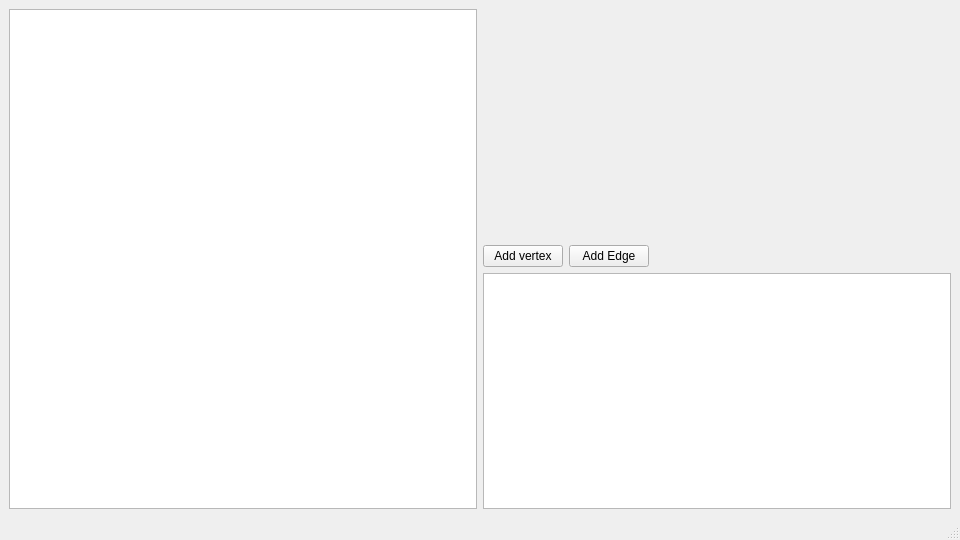
First picture: the form in src/mainwindow.ui, repository Vigiv/GraphConstructor, before the edit.
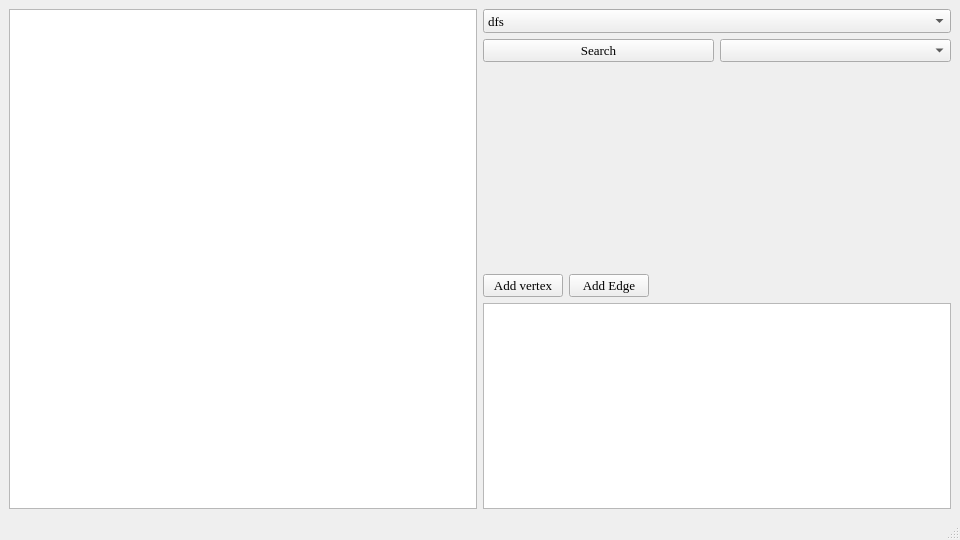
Second picture: the form after the edit.

Commit message: added dfs search

```diff
--- a/src/mainwindow.ui
+++ b/src/mainwindow.ui
@@ -44,11 +44,65 @@
       </item>
       <item>
        <layout class="QVBoxLayout" name="verticalLayout">
+        <item>
+         <widget class="QComboBox" name="searchBox">
+          <property name="minimumSize">
+           <size>
+            <width>0</width>
+            <height>24</height>
+           </size>
+          </property>
+          <property name="font">
+           <font>
+            <family>Times New Roman</family>
+            <pointsize>10</pointsize>
+           </font>
+          </property>
+          <item>
+           <property name="text">
+            <string>dfs</string>
+           </property>
+          </item>
+         </widget>
+        </item>
+        <item>
+         <layout class="QHBoxLayout" name="horizontalLayout_4">
+          <item>
+           <widget class="QPushButton" name="searchBtn">
+            <property name="font">
+             <font>
+              <family>Times New Roman</family>
+              <pointsize>10</pointsize>
+             </font>
+            </property>
+            <property name="text">
+             <string>Search</string>
+            </property>
+           </widget>
+          </item>
+          <item>
+           <widget class="QComboBox" name="vertecesBox">
+            <property name="font">
+             <font>
+              <family>Times New Roman</family>
+              <pointsize>10</pointsize>
+             </font>
+            </property>
+            <property name="maxVisibleItems">
+             <number>32</number>
+            </property>
+           </widget>
+          </item>
+         </layout>
+        </item>
         <item>
          <spacer name="verticalSpacer">
           <property name="orientation">
            <enum>Qt::Vertical</enum>
           </property>
+          <property name="sizeType">
+           <enum>QSizePolicy::MinimumExpanding</enum>
+          </property>
           <property name="sizeHint" stdset="0">
            <size>
             <width>20</width>
@@ -61,6 +115,12 @@
          <layout class="QHBoxLayout" name="horizontalLayout">
           <item>
            <widget class="QPushButton" name="addVertexBtn">
+            <property name="font">
+             <font>
+              <family>Times New Roman</family>
+              <pointsize>10</pointsize>
+             </font>
+            </property>
             <property name="text">
              <string>Add vertex</string>
             </property>
@@ -68,6 +128,12 @@
           </item>
           <item>
            <widget class="QPushButton" name="addEdgeBtn">
+            <property name="font">
+             <font>
+              <family>Times New Roman</family>
+              <pointsize>10</pointsize>
+             </font>
+            </property>
             <property name="text">
              <string>Add Edge</string>
             </property>
```
The commit also changes 8 other files.
